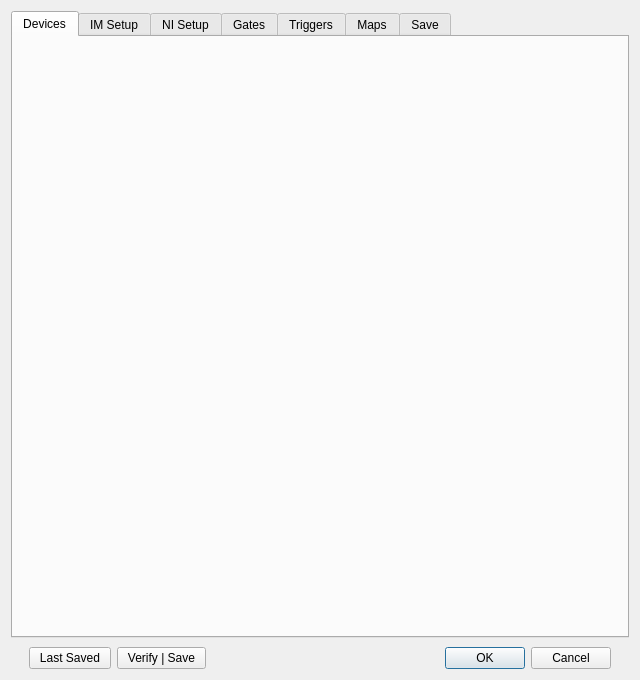
The window that Forms/ConfigureDialog.ui (billkarsh/SpikeGLX) describes before a commit, drawn with Qt 5.
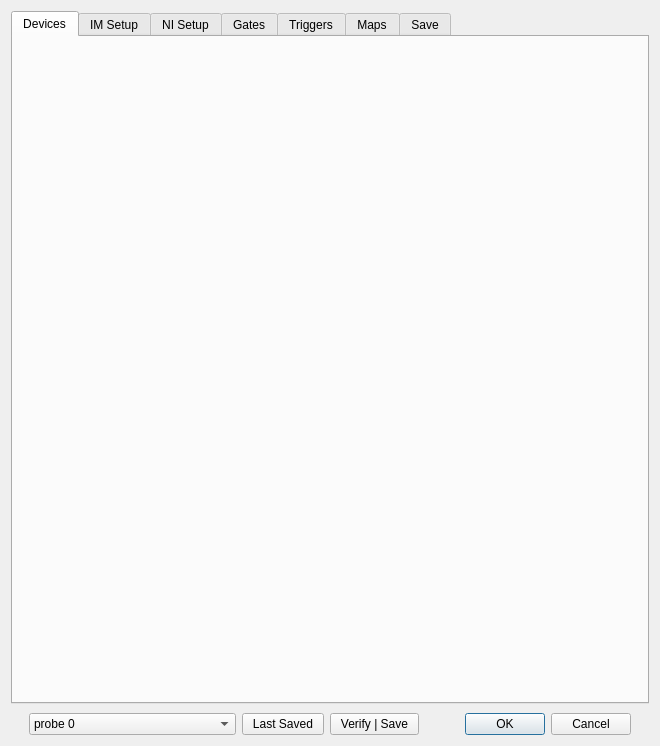
The same window after the commit. Icons and pictures are not drawn.

Commit message: Impl MS 3B probe/vers data; hybrid 3A/3B; sim mode req for now

Diff of the .ui file:
```diff
--- a/Forms/ConfigureDialog.ui
+++ b/Forms/ConfigureDialog.ui
@@ -9,8 +9,8 @@
    <rect>
     <x>0</x>
     <y>0</y>
-    <width>640</width>
-    <height>680</height>
+    <width>660</width>
+    <height>746</height>
    </rect>
   </property>
   <property name="sizePolicy">
@@ -21,8 +21,8 @@
   </property>
   <property name="minimumSize">
    <size>
-    <width>640</width>
-    <height>600</height>
+    <width>660</width>
+    <height>746</height>
    </size>
   </property>
   <property name="windowTitle">
@@ -110,6 +110,27 @@
      <property name="rightMargin">
       <number>18</number>
      </property>
+     <item>
+      <widget class="QComboBox" name="probeCB">
+       <property name="sizePolicy">
+        <sizepolicy hsizetype="MinimumExpanding" vsizetype="Fixed">
+         <horstretch>0</horstretch>
+         <verstretch>0</verstretch>
+        </sizepolicy>
+       </property>
+       <property name="focusPolicy">
+        <enum>Qt::NoFocus</enum>
+       </property>
+       <property name="toolTip">
+        <string>Current imec settings apply to this probe</string>
+       </property>
+       <item>
+        <property name="text">
+         <string>probe 0</string>
+        </property>
+       </item>
+      </widget>
+     </item>
      <item>
       <widget class="QPushButton" name="resetBut">
        <property name="sizePolicy">
@@ -136,22 +157,6 @@
        </property>
       </widget>
      </item>
-     <item>
-      <spacer name="horizontalSpacer">
-       <property name="orientation">
-        <enum>Qt::Horizontal</enum>
-       </property>
-       <property name="sizeType">
-        <enum>QSizePolicy::Expanding</enum>
-       </property>
-       <property name="sizeHint" stdset="0">
-        <size>
-         <width>40</width>
-         <height>20</height>
-        </size>
-       </property>
-      </spacer>
-     </item>
      <item>
       <widget class="QDialogButtonBox" name="buttonBox">
        <property name="sizePolicy">
```
The commit also changes 16 other files.
